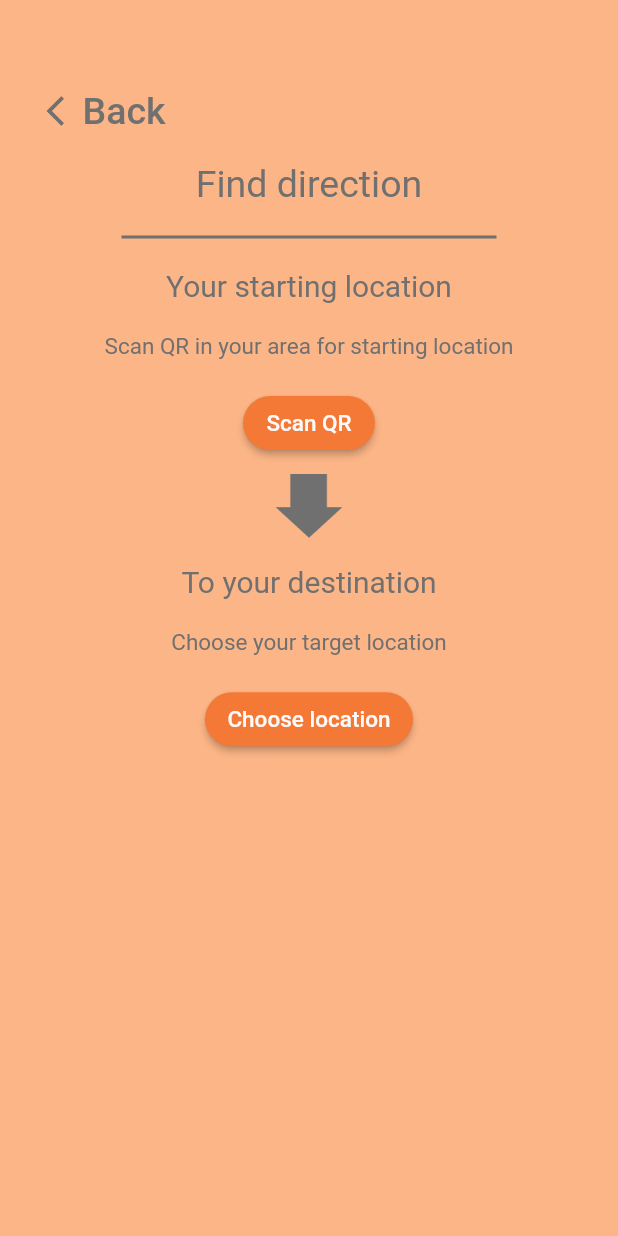
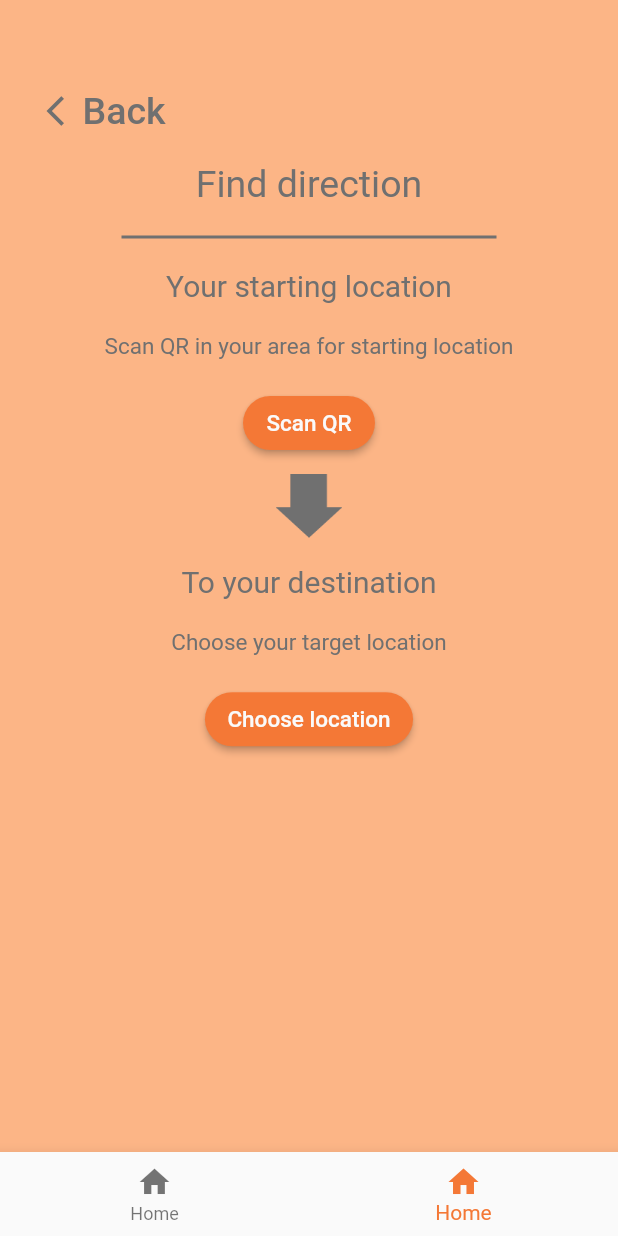
Before and after one commit to Onnopz/LXMobileApp, a Flutter app: the screen it shows after launch, after a tap on "Find direction", on a phone screen of 412 x 824 dp. Run offline on Flutter 3.47's test engine with Material 2 defaults, Android fonts, the light colour scheme and no system bars; missing offline and left inert: qrscan.

```diff
--- a/lib/data_storage.dart
+++ b/lib/data_storage.dart
@@ -1,5 +1,8 @@
 import 'package:flutter/cupertino.dart';
 import 'package:flutter/material.dart';
+import 'package:lx_mobile_app/find_direction.dart';
+import 'package:lx_mobile_app/home_page.dart';
+import 'package:lx_mobile_app/splash.dart';
 
 class DataStorage {
   // Color
@@ -34,7 +37,8 @@ class DataStorage {
 }
 
 class CustomButton extends RaisedButton {
-  CustomButton(String text, double textSize, double padding_LR, double padding_TB, Function func)
+  CustomButton(String text, double textSize, double padding_LR,
+      double padding_TB, Function func)
       : super(
             child: Text(
               text,
@@ -44,18 +48,15 @@ class CustomButton extends RaisedButton {
             color: DataStorage.button_Color,
             textColor: DataStorage.buttonText_Color,
             padding: EdgeInsets.fromLTRB(
-                padding_LR,
-                padding_TB,
-                padding_LR,
-                padding_TB
-            ),
+                padding_LR, padding_TB, padding_LR, padding_TB),
             shape: RoundedRectangleBorder(
               borderRadius: BorderRadius.circular(30.0),
             ));
 }
 
 class CustomText extends Container {
-  CustomText(String text, double left, double top, double right, double bottom, double size)
+  CustomText(String text, double left, double top, double right, double bottom,
+      double size)
       : super(
           margin: EdgeInsets.fromLTRB(left, top, right, bottom),
           child: Text(
@@ -66,6 +67,30 @@ class CustomText extends Container {
             ),
           ),
         );
+}
+
+class CustomNavigationBar extends BottomNavigationBar {
+  static final List<Widget> page = [
+    HomePage(),
+    FindDirection(),
+  ];
+
+  CustomNavigationBar(Function func, int selected)
+      : super(
+          currentIndex: selected,
+          selectedItemColor: DataStorage.button_Color,
+          items: <BottomNavigationBarItem>[
+            BottomNavigationBarItem(
+              icon: Icon(Icons.home),
+              title: Text("Home"),
+            ),
+            BottomNavigationBarItem(
+              icon: Icon(Icons.home),
+              title: Text("Home"),
+            ),
+          ],
+          onTap: func,
+      );
 }
 
 class CustomBodyText extends Container {
@@ -130,12 +155,13 @@ class CustomBodyContainer extends Container {
             ));
 }
 
-class HorizontalLine extends Container{
-  HorizontalLine() : super(
-    color: DataStorage.text_Color,
-    height: 2,
-    width: 250,
-  );
+class HorizontalLine extends Container {
+  HorizontalLine()
+      : super(
+          color: DataStorage.text_Color,
+          height: 2,
+          width: 250,
+        );
 }
 
 class CustomBackButton extends FlatButton {
@@ -161,7 +187,7 @@ class CustomBackButton extends FlatButton {
             ));
 }
 
-class LocationStorage{
+class LocationStorage {
   static var origin = -1;
   static var target = -1;
 
--- a/lib/find_direction.dart
+++ b/lib/find_direction.dart
@@ -10,18 +10,10 @@ class FindDirection extends StatefulWidget {
 }
 
 class _FindDirectionState extends State<FindDirection> {
-  Column originCol = Column(
-    children: <Widget>[
-      CustomText("Scan QR in your area for starting location", 0, 0, 0, 18,
-          DataStorage.textSize_body),
-    ],
-  );
-  Column targetCol = Column(
-    children: <Widget>[
-      CustomText("Scan QR in your area for starting location", 0, 0, 0, 18,
-          DataStorage.textSize_body),
-    ],
-  );
+  static final pageIndex = 1;
+
+  Column originCol;
+  Column targetCol;
 
   @override
   void initState() {
@@ -30,14 +22,13 @@ class _FindDirectionState extends State<FindDirection> {
     super.initState();
 
     setState(() {
-
       print("Set state is called ${LocationStorage.origin}");
 
       if (LocationStorage.origin < 0) {
         originCol = Column(
           children: <Widget>[
-            CustomText("Scan QR in your area for starting location", 0, 0, 0, 18,
-                DataStorage.textSize_body),
+            CustomText("Scan QR in your area for starting location", 0, 0, 0,
+                18, DataStorage.textSize_body),
           ],
         );
       } else {
@@ -45,8 +36,8 @@ class _FindDirectionState extends State<FindDirection> {
         setState(() {
           originCol = Column(
             children: <Widget>[
-              CustomText(LocationStorage.locationName[LocationStorage.origin], 0, 0,
-                  0, 18, DataStorage.textSize_body),
+              CustomText(LocationStorage.locationName[LocationStorage.origin],
+                  0, 0, 0, 18, DataStorage.textSize_body),
             ],
           );
         });
@@ -62,20 +53,17 @@ class _FindDirectionState extends State<FindDirection> {
             ],
           );
         });
-
       } else {
         setState(() {
           originCol = Column(
             children: <Widget>[
-              CustomText(LocationStorage.locationName[LocationStorage.target], 0, 0,
-                  0, 18, DataStorage.textSize_body),
+              CustomText(LocationStorage.locationName[LocationStorage.target],
+                  0, 0, 0, 18, DataStorage.textSize_body),
             ],
           );
         });
-
       }
     });
-
   }
 
   void onScanDone(int origin) {
@@ -145,6 +133,13 @@ class _FindDirectionState extends State<FindDirection> {
   @override
   Widget build(BuildContext context) {
     return Scaffold(
+      bottomNavigationBar: CustomNavigationBar(
+          (int i) {
+            Navigator.of(context).push(MaterialPageRoute(
+              builder: (context) => CustomNavigationBar.page[i]));
+          },
+          pageIndex
+      ),
       backgroundColor: DataStorage.bg_Color,
       body: CustomBodyContainer(<Widget>[
         CustomText("Find direction", 0, 0, 0, 20, DataStorage.textSize_head),
@@ -155,8 +150,7 @@ class _FindDirectionState extends State<FindDirection> {
                 DataStorage.textSize_secondHead),
             originCol,
             CustomButton("Scan QR", DataStorage.textSize_smallButton,
-                DataStorage.buttonSmallLR, DataStorage.buttonSmallTB, scanQR
-            ),
+                DataStorage.buttonSmallLR, DataStorage.buttonSmallTB, scanQR),
           ],
         ),
         SizedBox(
--- a/lib/home_page.dart
+++ b/lib/home_page.dart
@@ -10,6 +10,8 @@ class HomePage extends StatefulWidget {
 }
 
 class _HomePageState extends State<HomePage> {
+  static final pageIndex = 0;
+
   @override
   Widget build(BuildContext context) {
     return Scaffold(
@@ -22,20 +24,20 @@ class _HomePageState extends State<HomePage> {
               children: <Widget>[
                 CustomText("What do you want to do?", 0, 20, 0, 40,
                     DataStorage.textSize_head),
-                  CustomButton(
-                      "Find direction",
-                      DataStorage.textSize_mainButton,
-                      DataStorage.buttonMainLR,
-                      DataStorage.buttonMainTB,
-                      () {
-                        Navigator.of(context).push(MaterialPageRoute(
-                        builder: (context) => FindDirection()));
-                      }
-                  ),
+                CustomButton("Find direction", DataStorage.textSize_mainButton,
+                    DataStorage.buttonMainLR, DataStorage.buttonMainTB, () {
+                  Navigator.of(context).push(
+                      MaterialPageRoute(builder: (context) => FindDirection()));
+                }),
               ],
             )
           ],
         ),
-        ));
+      ),
+      bottomNavigationBar: CustomNavigationBar((int i) {
+        Navigator.of(context).push(MaterialPageRoute(
+            builder: (context) => CustomNavigationBar.page[i]));
+      }, pageIndex),
+    );
   }
 }
```
Also changed, not shown: assets/loc0.JPG (added), assets/loc1.JPG (added), assets/loc10.JPG (added), assets/loc11.JPG (added), assets/loc12.JPG (added), assets/loc13.JPG (added), assets/loc14.JPG (added), assets/loc2.JPG (added), assets/loc3.JPG (added), assets/loc4.JPG (added), assets/loc5.JPG (added), assets/loc6.JPG (added), assets/loc7.JPG (added), assets/loc8.JPG (added), 1 more files. Lines whose indentation alone changed are shown as unchanged.
